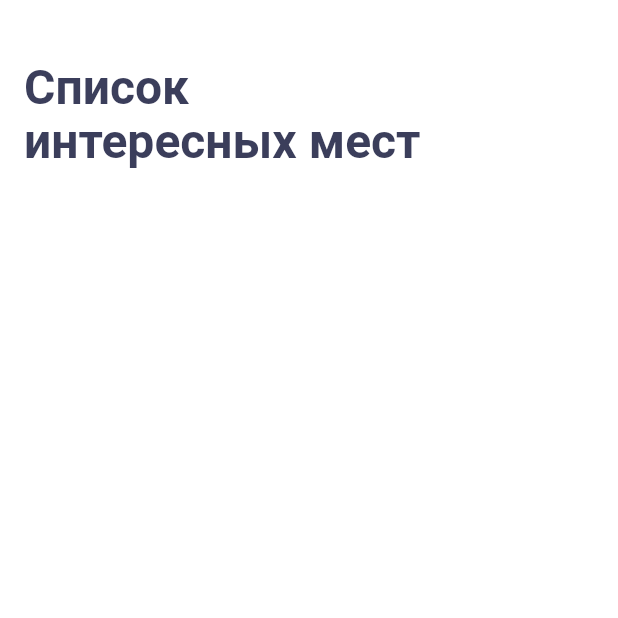
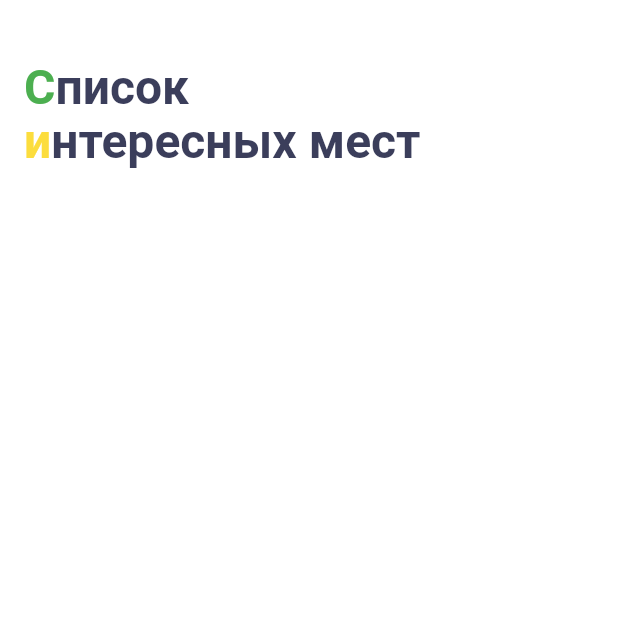
Before and after one commit to maverick-az/places, a Flutter app: the screen it shows after launch, on a phone screen of 412 x 824 dp, the top half of it. Run offline on Flutter 3.47's test engine with Material 2 defaults, Android fonts, the light colour scheme and no system bars.

Commit message:
RichText example

```diff
--- a/lib/ui/screen/sight_list_screen.dart
+++ b/lib/ui/screen/sight_list_screen.dart
@@ -28,7 +28,7 @@ class _SightListScreenState extends State<SightListScreen> {
         systemOverlayStyle: SystemUiOverlayStyle.dark.copyWith(
           statusBarColor: Colors.transparent,
         ),
-        title: const _Text(),
+        title: const _RichText(),
       ),
       resizeToAvoidBottomInset: false,
     );
@@ -36,6 +36,7 @@ class _SightListScreenState extends State<SightListScreen> {
 }
 
 /// Text
+// ignore: unused_element
 class _Text extends StatelessWidget {
   const _Text({Key? key}) : super(key: key);
   @override
@@ -46,3 +47,35 @@ class _Text extends StatelessWidget {
     );
   }
 }
+
+/// RichText
+class _RichText extends StatelessWidget {
+  const _RichText({Key? key}) : super(key: key);
+
+  @override
+  Widget build(BuildContext context) {
+    return RichText(
+      textAlign: TextAlign.left,
+      text: TextSpan(
+        text: 'С',
+        style: AppTextStyles.largeTitle.copyWith(
+          color: AppColors.whiteGreen,
+        ),
+        children: const [
+          TextSpan(
+            text: 'писок\n',
+            style: TextStyle(color: AppColors.secondary),
+          ),
+          TextSpan(
+            text: 'и',
+            style: TextStyle(color: AppColors.whiteYellow),
+          ),
+          TextSpan(
+            text: 'нтересных мест',
+            style: TextStyle(color: AppColors.secondary),
+          ),
+        ],
+      ),
+    );
+  }
+}
```
